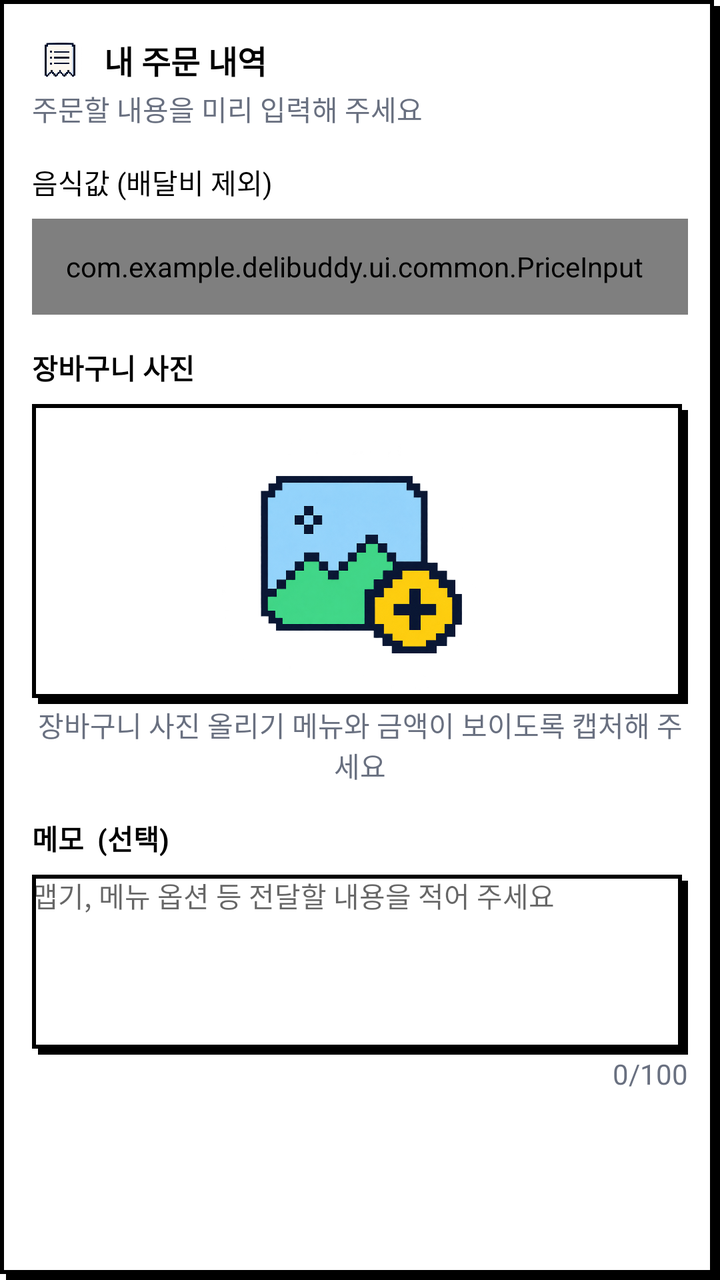
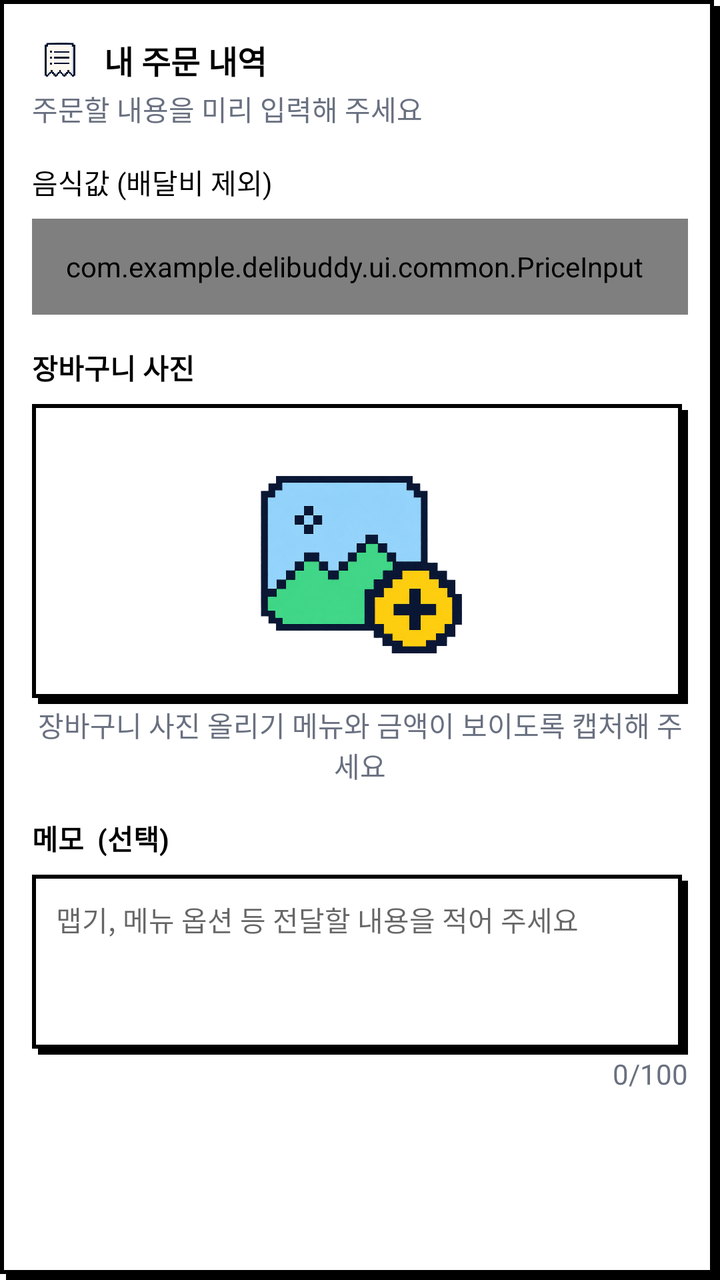

Two renders of the same Android screen: before a commit and after it. Below are the layout's source before the change and the commit's diff.
<!-- AndroidManifest.xml: application theme Theme.Delibuddy -->
<!-- res/layout/layout_room_detail_order.xml -->
<LinearLayout xmlns:android="http://schemas.android.com/apk/res/android"
    xmlns:app="http://schemas.android.com/apk/res-auto"
    android:id="@+id/order_card"
    android:layout_width="match_parent"
    android:layout_height="wrap_content"
    android:layout_marginTop="16dp"
    android:background="@drawable/bg_pixel_box"
    android:orientation="vertical"
    android:padding="16dp">

    <LinearLayout
        android:layout_width="match_parent"
        android:layout_height="wrap_content"
        android:gravity="center_vertical"
        android:orientation="horizontal">

        <ImageView
            android:layout_width="28dp"
            android:layout_height="28dp"
            android:layout_marginEnd="8dp"
            android:contentDescription="@null"
            android:scaleType="fitCenter"
            android:src="@drawable/receipt_icon" />

        <TextView
            android:layout_width="wrap_content"
            android:layout_height="wrap_content"
            android:text="내 주문 내역"
            android:textColor="@color/black"
            android:textSize="16sp"
            android:textStyle="bold" />
    </LinearLayout>

    <TextView
        android:layout_width="match_parent"
        android:layout_height="wrap_content"
        android:layout_marginBottom="16dp"
        android:text="주문할 내용을 미리 입력해 주세요"
        android:textColor="#697080" />

    <TextView
        android:layout_width="match_parent"
        android:layout_height="wrap_content"
        android:text="음식값 (배달비 제외)"
        android:textColor="@color/black" />

    <com.example.delibuddy.ui.common.PriceInput
        android:id="@+id/order_price_amount"
        style="@style/PriceInputStyle"
        android:layout_width="match_parent"
        android:layout_height="48dp"
        android:layout_marginTop="8dp"
        android:hint="@string/order_amount_hint"
        android:maxLength="10"
        app:amountEditId="@+id/input_order_price" />

    <TextView
        android:layout_width="match_parent"
        android:layout_height="wrap_content"
        android:layout_marginTop="16dp"
        android:text="장바구니 사진"
        android:textColor="@color/black"
        android:textStyle="bold" />

    <ImageView
        android:id="@+id/image_order_preview"
        android:layout_width="match_parent"
        android:layout_height="150dp"
        android:layout_marginTop="8dp"
        android:background="@drawable/bg_pixel_box"
        android:contentDescription="장바구니 사진 올리기"
        android:scaleType="centerInside"
        android:src="@drawable/picture_icon" />

    <TextView
        android:layout_width="match_parent"
        android:layout_height="wrap_content"
        android:gravity="center"
        android:text="장바구니 사진 올리기 메뉴와 금액이 보이도록 캡처해 주세요"
        android:textColor="#697080" />

    <TextView
        android:layout_width="match_parent"
        android:layout_height="wrap_content"
        android:layout_marginTop="16dp"
        android:text="메모  (선택)"
        android:textColor="@color/black"
        android:textStyle="bold" />

    <EditText
        android:id="@+id/input_order_memo"
        android:layout_width="match_parent"
        android:layout_height="90dp"
        android:layout_marginTop="8dp"
        android:background="@drawable/bg_pixel_box"
        android:gravity="top"
        android:hint="맵기, 메뉴 옵션 등 전달할 내용을 적어 주세요"
        android:inputType="textMultiLine"
        android:maxLength="100"
        android:textColor="@color/black"
        android:textSize="14sp" />

    <TextView
        android:id="@+id/text_memo_count"
        android:layout_width="match_parent"
        android:layout_height="wrap_content"
        android:gravity="end"
        android:text="0/100"
        android:textColor="#697080" />

    <TextView
        android:id="@+id/text_order_message"
        android:layout_width="match_parent"
        android:layout_height="wrap_content"
        android:textColor="#697080" />
</LinearLayout>
<!-- resources referenced by this layout -->
<resources>
  <color name="black">#FF000000</color>
  <!-- drawable bg_pixel_box (drawable) -->
  <?xml version="1.0" encoding="utf-8"?>
  <layer-list xmlns:android="http://schemas.android.com/apk/res/android">
      
      <item
          android:left="@dimen/pixel_shadow"
          android:top="@dimen/pixel_shadow">
          <shape android:shape="rectangle">
              <solid android:color="@color/black" />
          </shape>
      </item>
      
      <item
          android:right="@dimen/pixel_shadow"
          android:bottom="@dimen/pixel_shadow">
          <shape android:shape="rectangle">
              <solid android:color="@color/white" />
              <stroke
                  android:width="@dimen/pixel_stroke"
                  android:color="@color/black" />
          </shape>
      </item>
  </layer-list>
  <!-- drawable picture_icon: png bitmap (drawable, 557710 bytes) -->
  <!-- drawable receipt_icon: png bitmap (drawable, 546539 bytes) -->
  <string name="order_amount_hint">0</string>
  <style name="PriceInputStyle">
          <item name="android:orientation">horizontal</item>
          <item name="android:gravity">center_vertical</item>
          <item name="android:background">@drawable/bg_pixel_box</item>
          <item name="android:paddingStart">12dp</item>
          <item name="android:paddingTop">0dp</item>
          <item name="android:paddingEnd">18dp</item>
          <item name="android:paddingBottom">0dp</item>
      </style>
  <style name="Theme.Delibuddy" parent="Theme.MaterialComponents.DayNight.NoActionBar">
          
          <item name="colorPrimary">@color/background</item>
          <item name="colorPrimaryVariant">@color/purple_700</item>
          <item name="colorOnPrimary">@color/white</item>
          
          <item name="colorSecondary">@color/teal_200</item>
          <item name="colorSecondaryVariant">@color/teal_700</item>
          <item name="colorOnSecondary">@color/black</item>
          
          <item name="android:statusBarColor">?attr/colorPrimaryVariant</item>
          
          <item name="fontFamily">@font/mulmaru</item>
      </style>
  <dimen name="pixel_shadow">3dp</dimen>
  <color name="white">#FFFFFFFF</color>
  <dimen name="pixel_stroke">2dp</dimen>
  <color name="background">#FFF4CF</color>
  <color name="purple_700">#FF3700B3</color>
  <color name="teal_200">#FF03DAC5</color>
  <color name="teal_700">#FF018786</color>
</resources>

<!-- the commit's change to res/layout/layout_room_detail_order.xml (unified diff, before → after) -->
@@ -97,6 +97,7 @@
         android:hint="맵기, 메뉴 옵션 등 전달할 내용을 적어 주세요"
         android:inputType="textMultiLine"
         android:maxLength="100"
+        android:padding="12dp"
         android:textColor="@color/black"
         android:textSize="14sp" />
 
